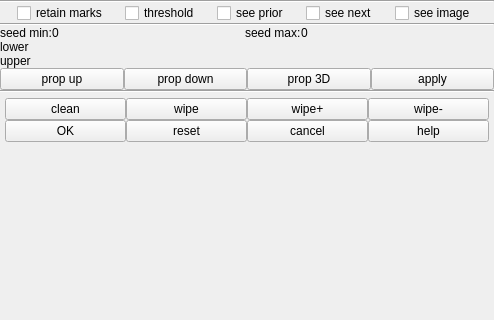
Before: the Qt Designer form Code/Gui/MITK/Plugins/uk.ac.ucl.cmic.midasgeneralsegmentor/src/internal/MIDASGeneralSegmentorViewControls.ui in NifTK/NifTK, drawn with Qt 5; both pictures show x 0 to 494 and y 0 to 320 of the 494 by 609 pixel window.
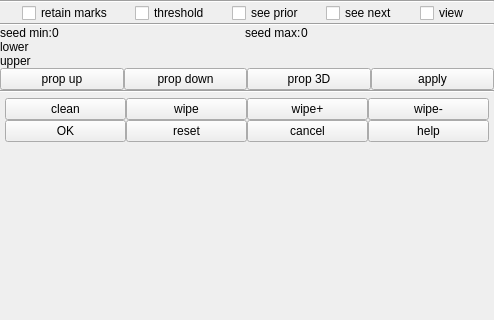
After: the same form once the commit is applied. Custom widgets are drawn as their Qt base class.

```diff
--- a/Code/Gui/MITK/Plugins/uk.ac.ucl.cmic.midasgeneralsegmentor/src/internal/MIDASGeneralSegmentorViewControls.ui
+++ b/Code/Gui/MITK/Plugins/uk.ac.ucl.cmic.midasgeneralsegmentor/src/internal/MIDASGeneralSegmentorViewControls.ui
@@ -95,7 +95,7 @@
           </sizepolicy>
          </property>
          <property name="text">
-          <string>see image</string>
+          <string>view</string>
          </property>
         </widget>
        </item>
```
